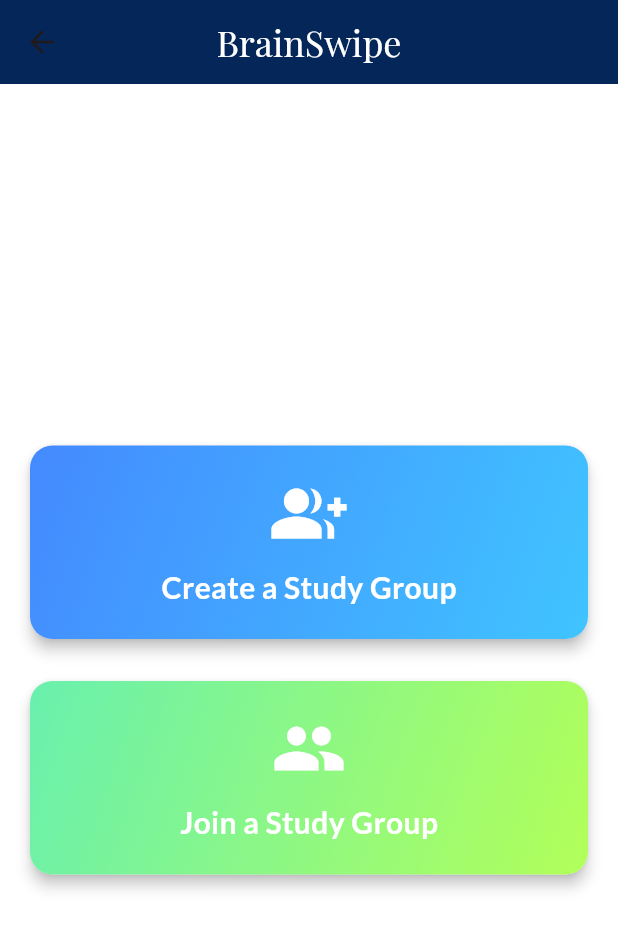
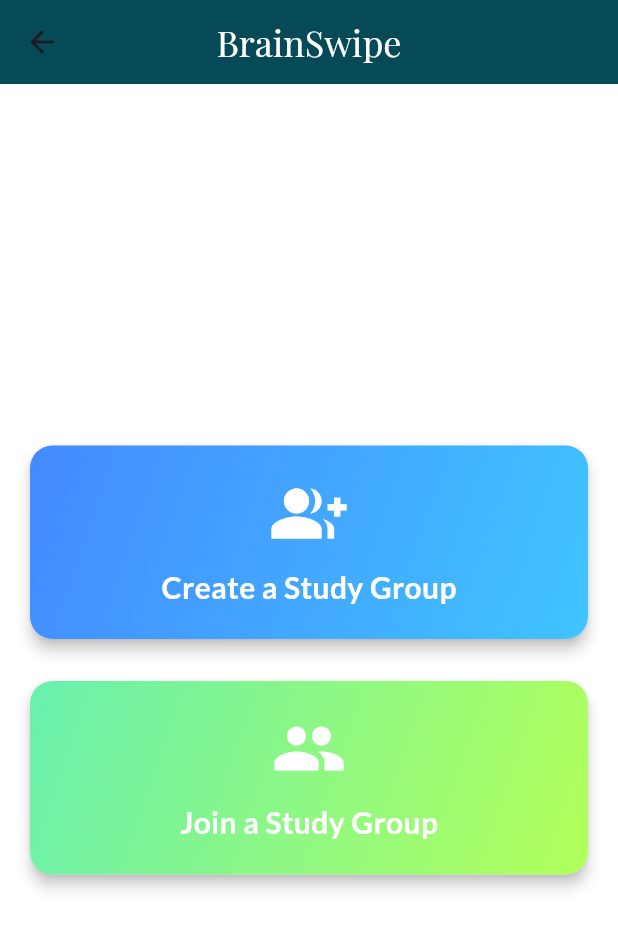
Before and after one commit to ananya-sreewastav/BrainSwipe, a Flutter app: the FirstPage screen opened by its route, after a tap on "Click Here", on a phone screen of 412 x 824 dp. Shown: the top 929 px of the screen. Run offline on Flutter 3.47's test engine with Material 3 defaults, Android fonts, the light colour scheme and no system bars; our stand-ins replace cloud_firestore, file_picker, firebase_auth, firebase_core, google_fonts, swipe_cards and 1 more; accounts and stored records are empty.

Commit message:
app colour

```diff
--- a/lib/create.dart
+++ b/lib/create.dart
@@ -10,7 +10,7 @@
 
     return Scaffold(
       appBar: AppBar(
-        backgroundColor: isDarkMode ? Colors.grey[900] : Color(0xFF052659),
+        backgroundColor: isDarkMode ? Colors.grey[900] : Color(0xFF064A58),
         title: Text(
           'BrainSwipe',
           style: GoogleFonts.playfairDisplay(
--- a/lib/first.dart
+++ b/lib/first.dart
@@ -14,7 +14,7 @@
 
     return Scaffold(
       appBar: AppBar(
-        backgroundColor: isDarkMode ? Colors.grey[900] : Color(0xFF052659), // Adjusted for dark mode
+        backgroundColor: isDarkMode ? Colors.grey[900] : Color(0xFF064A58), // Adjusted for dark mode
         title: Text(
           'BrainSwipe',
           style: GoogleFonts.playfairDisplay(
--- a/lib/form.dart
+++ b/lib/form.dart
@@ -23,7 +23,7 @@
 
     return Scaffold(
       appBar: AppBar(
-        backgroundColor: isDarkMode ? Colors.grey[900] : Color(0xFF052659),
+        backgroundColor: isDarkMode ? Colors.grey[900] : Color(0xFF064A58),
         title: Text(
           'BrainSwipe',
           style: GoogleFonts.playfairDisplay(
--- a/lib/login.dart
+++ b/lib/login.dart
@@ -66,7 +66,7 @@
     final isDarkMode = Theme.of(context).brightness == Brightness.dark;
     return Scaffold(
       appBar: AppBar(
-        backgroundColor: isDarkMode ? Colors.grey[900] : Color(0xFF052659),
+        backgroundColor: isDarkMode ? Colors.grey[900] : Color(0xFF064A58),
         title: Text(
           'BrainSwipe',
           style: GoogleFonts.playfairDisplay(
--- a/lib/planner.dart
+++ b/lib/planner.dart
@@ -211,7 +211,7 @@
 
     return Scaffold(
       appBar: AppBar(
-        backgroundColor: isDarkMode ? Colors.grey[900] : Color(0xFF052659),
+        backgroundColor: isDarkMode ? Colors.grey[900] : Color(0xFF064A58),
         title: Text(
           'BrainSwipe',
           style: GoogleFonts.playfairDisplay(
--- a/lib/sign.dart
+++ b/lib/sign.dart
@@ -28,7 +28,7 @@
 
     return Scaffold(
       appBar: AppBar(
-        backgroundColor: isDarkMode ? Colors.grey[900] : Color(0xFF052659),
+        backgroundColor: isDarkMode ? Colors.grey[900] : Color(0xFF064A58),
         title: Text(
           'BrainSwipe',
           style: GoogleFonts.playfairDisplay(
--- a/lib/swipe_page.dart
+++ b/lib/swipe_page.dart
@@ -47,7 +47,7 @@
 
     return Scaffold(
       appBar: AppBar(
-        backgroundColor: isDarkMode ? Colors.grey[900] : Color(0xFF052659),
+        backgroundColor: isDarkMode ? Colors.grey[900] : Color(0xFF064A58),
         title: Text(
           'BrainSwipe',
           style: GoogleFonts.playfairDisplay(
--- a/lib/tut.dart
+++ b/lib/tut.dart
@@ -28,7 +28,7 @@
 
     return Scaffold(
       appBar: AppBar(
-        backgroundColor: isDarkMode ? Colors.grey[900] : Color(0xFF052659),
+        backgroundColor: isDarkMode ? Colors.grey[900] : Color(0xFF064A58),
         title: Text(
           'BrainSwipe',
           style: GoogleFonts.playfairDisplay(
--- a/lib/tutee_page.dart
+++ b/lib/tutee_page.dart
@@ -33,7 +33,7 @@
 
     return Scaffold(
       appBar: AppBar(
-        backgroundColor: isDarkMode ? Colors.grey[900] : Color(0xFF052659),
+        backgroundColor: isDarkMode ? Colors.grey[900] : Color(0xFF064A58),
         title: Text(
           'BrainSwipe',
           style: GoogleFonts.playfairDisplay(
--- a/lib/tutor_page.dart
+++ b/lib/tutor_page.dart
@@ -10,7 +10,7 @@
 
     return Scaffold(
       appBar: AppBar(
-        backgroundColor: isDarkMode ? Colors.grey[900] : Color(0xFF052659),
+        backgroundColor: isDarkMode ? Colors.grey[900] : Color(0xFF064A58),
         title: Text(
           'BrainSwipe',
           style: GoogleFonts.playfairDisplay(
--- a/lib/user.dart
+++ b/lib/user.dart
@@ -8,7 +8,7 @@
 
     return Scaffold(
       appBar: AppBar(
-        backgroundColor: isDarkMode ? Colors.grey[900] : Color(0xFF052659),
+        backgroundColor: isDarkMode ? Colors.grey[900] : Color(0xFF064A58),
         title: Text(
           'BrainSwipe',
           style: GoogleFonts.playfairDisplay(
```
Also changed, not shown: lib/timetable_page.dart (line endings or trailing spaces).
